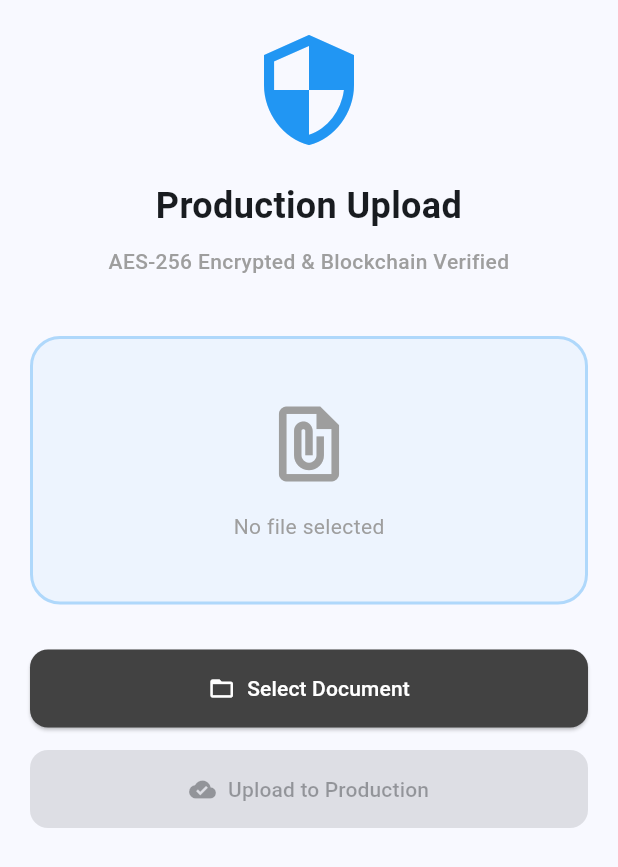
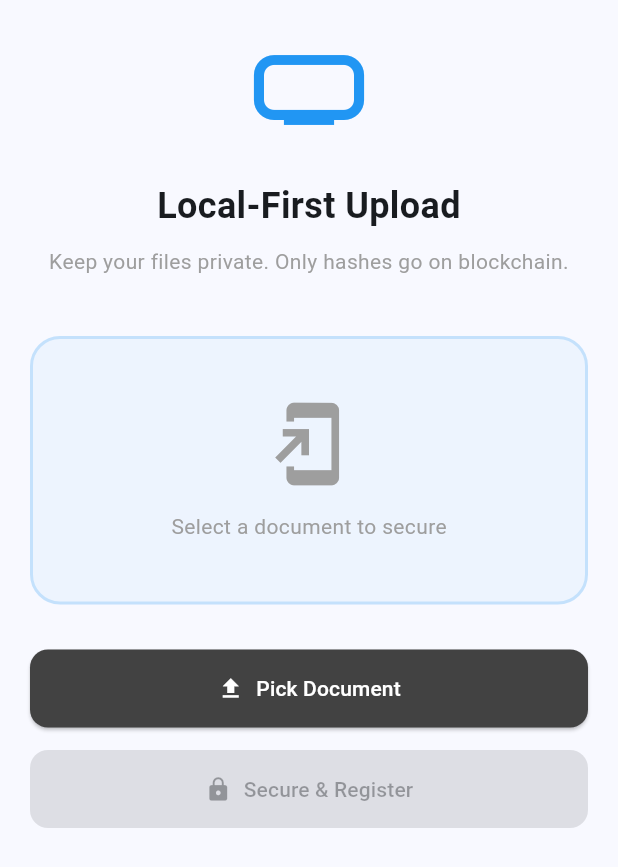
Before and after one commit to madaxe05/blockchain-document-verification, a Flutter app: the UploadDocumentPage widget shown alone on an empty page, opened directly, on a phone screen of 412 x 824 dp. Shown: the top 867 px of the screen. Run offline on Flutter 3.47's test engine with Material 3 defaults, Android fonts, the phone set to English and light mode, and no system bars; our stand-ins replace cloud_firestore, file_picker, firebase_auth, firebase_core, flutter_secure_storage, open_file and 1 more; missing offline and left inert: encrypt; accounts and stored records are empty; network calls fail.

Commit message:
feat: Replace Firebase Storage with local device storage for encrypted documents, updating document model and related pages.

```diff
--- a/flutter_app/lib/models/document.dart
+++ b/flutter_app/lib/models/document.dart
@@ -7,8 +7,7 @@ class Document {
   final String ownerEmail; // Owner email
   final DateTime uploadDate; // When document was uploaded
   final String originalHash; // SHA-256 hash of original document
-  final String encryptedDataHash; // SHA-256 hash of encrypted document
-  final String storageUrl; // URL of encrypted file in Firebase Storage
+  final String localPath; // Local path to the encrypted file
   final int blockNumber; // Blockchain block number
   final int fileSize; // File size in bytes
 
@@ -20,8 +19,7 @@ class Document {
     required this.ownerEmail,
     required this.uploadDate,
     required this.originalHash,
-    required this.encryptedDataHash,
-    required this.storageUrl,
+    required this.localPath,
     required this.blockNumber,
     required this.fileSize,
   });
--- a/flutter_app/lib/pages/upload_document_page.dart
+++ b/flutter_app/lib/pages/upload_document_page.dart
@@ -1,13 +1,11 @@
-// ignore_for_file: deprecated_member_use
-
 import 'package:flutter/material.dart';
 import 'package:file_picker/file_picker.dart';
 import '../utils/helpers.dart';
 import '../services/encryption_service.dart';
-import '../services/storage_service.dart';
+import '../services/local_storage_service.dart';
 import '../services/blockchain_service.dart';
 
-/// Upload Document Page - Production Realistic Flow
+/// Upload Document Page - Local-First Architecture
 class UploadDocumentPage extends StatefulWidget {
   const UploadDocumentPage({super.key});
 
@@ -20,7 +18,6 @@ class _UploadDocumentPageState extends State<UploadDocumentPage> {
   PlatformFile? _selectedFile;
   String _statusMessage = "";
 
-  /// Pick file from device
   Future<void> _pickFile() async {
     try {
       FilePickerResult? result = await FilePicker.platform.pickFiles(
@@ -37,9 +34,9 @@ class _UploadDocumentPageState extends State<UploadDocumentPage> {
       }
     } catch (e) {
       if (mounted) {
-        ScaffoldMessenger.of(
-          context,
-        ).showSnackBar(SnackBar(content: Text('Error picking file: $e')));
+        ScaffoldMessenger.of(context).showSnackBar(
+          SnackBar(content: Text('Error picking file: $e')),
+        );
       }
     }
   }
@@ -54,40 +51,34 @@ class _UploadDocumentPageState extends State<UploadDocumentPage> {
 
     setState(() {
       _isUploading = true;
-      _statusMessage = "Starting upload process...";
+      _statusMessage = "Starting local-first process...";
     });
 
     try {
       final originalBytes = _selectedFile!.bytes!;
 
-      // Step 1: Generate Original Hash
-      setState(() => _statusMessage = "Generating original hash...");
+      // Step 1: Generate Original Hash (Authenticity Fingerprint)
+      setState(() => _statusMessage = "Generating SHA-256 hash...");
       final originalHash = EncryptionService.generateHash(originalBytes);
 
-      // Step 2: Encrypt File
+      // Step 2: Encrypt File Locally (Privacy)
       setState(() => _statusMessage = "Encrypting file (AES-256)...");
       final encryptedBytes = await EncryptionService.encryptData(originalBytes);
 
-      // Step 3: Generate Encrypted Hash
-      final encryptedHash = EncryptionService.generateHash(encryptedBytes);
-
-      // Step 4: Upload to Firebase Storage
-      setState(
-        () => _statusMessage = "Uploading encrypted file to Firebase...",
-      );
-      final storageUrl = await StorageService.uploadEncryptedFile(
+      // Step 3: Save Encrypted File to Device
+      setState(() => _statusMessage = "Saving secured file to device...");
+      final localPath = await LocalStorageService.saveEncryptedFile(
         fileName: _selectedFile!.name,
         encryptedData: encryptedBytes,
       );
 
-      // Step 5: Store on Blockchain
-      setState(() => _statusMessage = "Storing metadata on blockchain...");
+      // Step 4: Secure Metadata on Blockchain
+      setState(() => _statusMessage = "Registering proof on blockchain...");
       final doc = await BlockchainService.storeDocument(
         fileName: _selectedFile!.name,
         fileType: _selectedFile!.extension ?? 'unknown',
         originalHash: originalHash,
-        encryptedHash: encryptedHash,
-        storageUrl: storageUrl,
+        localPath: localPath,
         fileSize: originalBytes.length,
       );
 
@@ -99,47 +90,44 @@ class _UploadDocumentPageState extends State<UploadDocumentPage> {
         _statusMessage = "";
       });
 
-      _showSuccessDialog(doc.id);
+      _showSuccessDialog(doc.id, localPath);
     } catch (e) {
       setState(() {
         _isUploading = false;
-        _statusMessage = "Error occurred: $e";
+        _statusMessage = "Error: $e";
       });
       if (mounted) {
-        ScaffoldMessenger.of(
-          context,
-        ).showSnackBar(SnackBar(content: Text('Upload error: $e')));
+        ScaffoldMessenger.of(context).showSnackBar(
+          SnackBar(content: Text('Error: $e')),
+        );
       }
     }
   }
 
-  void _showSuccessDialog(String docId) {
+  void _showSuccessDialog(String docId, String path) {
     showDialog(
       context: context,
       builder: (_) => AlertDialog(
-        title: const Text('Production Upload Successful'),
+        title: const Text('Secured Locally'),
         content: Column(
           mainAxisSize: MainAxisSize.min,
           crossAxisAlignment: CrossAxisAlignment.start,
           children: [
-            const Center(
-              child: Icon(Icons.verified, color: Colors.green, size: 60),
-            ),
+            const Center(child: Icon(Icons.privacy_tip, color: Colors.green, size: 60)),
             const SizedBox(height: 15),
-            const Text('✔ Document encrypted locally'),
-            const Text('✔ Uploaded to secure storage'),
+            const Text('✔ Encrypted on device'),
+            const Text('✔ Saved to local storage'),
             const Text('✔ Hash stored on blockchain'),
             const Divider(),
-            Text(
-              'Document ID: $docId',
-              style: const TextStyle(fontWeight: FontWeight.bold, fontSize: 12),
-            ),
+            Text('Document ID: $docId', style: const TextStyle(fontWeight: FontWeight.bold, fontSize: 11)),
+            const SizedBox(height: 5),
+            Text('Saved at: $path', style: const TextStyle(fontSize: 10, color: Colors.grey)),
           ],
         ),
         actions: [
           TextButton(
             onPressed: () => Navigator.pop(context),
-            child: const Text('Great!'),
+            child: const Text('Done'),
           ),
         ],
       ),
@@ -153,36 +141,29 @@ class _UploadDocumentPageState extends State<UploadDocumentPage> {
       child: Column(
         crossAxisAlignment: CrossAxisAlignment.stretch,
         children: [
-          const Icon(Icons.security, size: 80, color: Colors.blue),
+          const Icon(Icons.home_max, size: 80, color: Colors.blue),
           const SizedBox(height: 20),
           const Text(
-            'Production Upload',
+            'Local-First Upload',
             textAlign: TextAlign.center,
             style: TextStyle(fontSize: 24, fontWeight: FontWeight.bold),
           ),
           const SizedBox(height: 10),
           const Text(
-            'AES-256 Encrypted & Blockchain Verified',
+            'Keep your files private. Only hashes go on blockchain.',
             textAlign: TextAlign.center,
-            style: TextStyle(color: Colors.grey, fontWeight: FontWeight.w500),
+            style: TextStyle(color: Colors.grey),
           ),
           const SizedBox(height: 40),
 
-          if (_selectedFile != null)
-            _buildFilePreview()
-          else
-            _buildFilePlaceholder(),
+          if (_selectedFile != null) _buildFilePreview() else _buildFilePlaceholder(),
 
           if (_statusMessage.isNotEmpty) ...[
             const SizedBox(height: 20),
             Text(
               _statusMessage,
               textAlign: TextAlign.center,
-              style: TextStyle(
-                color: Colors.blue[700],
-                fontSize: 12,
-                fontStyle: FontStyle.italic,
-              ),
+              style: TextStyle(color: Colors.blue[700], fontSize: 11),
             ),
           ],
 
@@ -190,43 +171,28 @@ class _UploadDocumentPageState extends State<UploadDocumentPage> {
 
           ElevatedButton.icon(
             onPressed: _isUploading ? null : _pickFile,
-            icon: const Icon(Icons.folder_open),
-            label: const Text('Select Document'),
+            icon: const Icon(Icons.file_upload),
+            label: const Text('Pick Document'),
             style: ElevatedButton.styleFrom(
               padding: const EdgeInsets.all(16),
               backgroundColor: Colors.grey[800],
               foregroundColor: Colors.white,
-              shape: RoundedRectangleBorder(
-                borderRadius: BorderRadius.circular(12),
-              ),
+              shape: RoundedRectangleBorder(borderRadius: BorderRadius.circular(12)),
             ),
           ),
           const SizedBox(height: 15),
 
           ElevatedButton.icon(
-            onPressed: (_isUploading || _selectedFile == null)
-                ? null
-                : _processUpload,
+            onPressed: (_isUploading || _selectedFile == null) ? null : _processUpload,
             icon: _isUploading
-                ? const SizedBox(
-                    width: 20,
-                    height: 20,
-                    child: CircularProgressIndicator(
-                      strokeWidth: 2,
-                      color: Colors.white,
-                    ),
-                  )
-                : const Icon(Icons.cloud_done),
-            label: Text(
-              _isUploading ? 'Securing Document...' : 'Upload to Production',
-            ),
+                ? const SizedBox(width: 20, height: 20, child: CircularProgressIndicator(strokeWidth: 2, color: Colors.white))
+                : const Icon(Icons.lock),
+            label: Text(_isUploading ? 'Securing...' : 'Secure & Register'),
             style: ElevatedButton.styleFrom(
               padding: const EdgeInsets.all(16),
               backgroundColor: Colors.blue[700],
               foregroundColor: Colors.white,
-              shape: RoundedRectangleBorder(
-                borderRadius: BorderRadius.circular(12),
-              ),
+              shape: RoundedRectangleBorder(borderRadius: BorderRadius.circular(12)),
             ),
           ),
         ],
@@ -242,22 +208,11 @@ class _UploadDocumentPageState extends State<UploadDocumentPage> {
         padding: const EdgeInsets.all(20),
         child: Column(
           children: [
-            Icon(
-              Helpers.getFileIcon(_selectedFile!.extension ?? ''),
-              size: 60,
-              color: Colors.blue[700],
-            ),
+            Icon(Helpers.getFileIcon(_selectedFile!.extension ?? ''), size: 60, color: Colors.blue[700]),
             const SizedBox(height: 15),
-            Text(
-              _selectedFile!.name,
-              style: const TextStyle(fontWeight: FontWeight.bold),
-              textAlign: TextAlign.center,
-            ),
+            Text(_selectedFile!.name, style: const TextStyle(fontWeight: FontWeight.bold), textAlign: TextAlign.center),
             const SizedBox(height: 5),
-            Text(
-              Helpers.formatFileSize(_selectedFile!.size),
-              style: const TextStyle(color: Colors.grey),
-            ),
+            Text(Helpers.formatFileSize(_selectedFile!.size), style: const TextStyle(color: Colors.grey)),
           ],
         ),
       ),
@@ -269,18 +224,14 @@ class _UploadDocumentPageState extends State<UploadDocumentPage> {
       padding: const EdgeInsets.all(40),
       decoration: BoxDecoration(
         color: Colors.blue.withOpacity(0.05),
-        border: Border.all(
-          color: Colors.blue.withOpacity(0.3),
-          width: 2,
-          style: BorderStyle.solid,
-        ),
+        border: Border.all(color: Colors.blue.withOpacity(0.2), width: 2),
         borderRadius: BorderRadius.circular(20),
       ),
       child: const Column(
         children: [
-          Icon(Icons.file_present, size: 60, color: Colors.grey),
+          Icon(Icons.add_to_home_screen, size: 60, color: Colors.grey),
           SizedBox(height: 15),
-          Text('No file selected', style: TextStyle(color: Colors.grey)),
+          Text('Select a document to secure', style: TextStyle(color: Colors.grey)),
         ],
       ),
     );
--- a/flutter_app/lib/services/blockchain_service.dart
+++ b/flutter_app/lib/services/blockchain_service.dart
@@ -15,8 +15,7 @@ class BlockchainService {
     required String fileName,
     required String fileType,
     required String originalHash,
-    required String encryptedHash,
-    required String storageUrl,
+    required String localPath,
     required int fileSize,
   }) async {
     // --- REAL BLOCKCHAIN LOGIC (Template) ---
@@ -49,8 +48,7 @@ class BlockchainService {
       ownerEmail: AuthService.getCurrentUserEmail() ?? 'unknown@email.com',
       uploadDate: DateTime.now(),
       originalHash: originalHash,
-      encryptedDataHash: encryptedHash,
-      storageUrl: storageUrl,
+      localPath: localPath,
       blockNumber: 1, // Simulated
       fileSize: fileSize,
     );
@@ -64,8 +62,7 @@ class BlockchainService {
       'ownerEmail': document.ownerEmail,
       'uploadDate': document.uploadDate.toIso8601String(),
       'originalHash': document.originalHash,
-      'encryptedHash': document.encryptedDataHash,
-      'storageUrl': document.storageUrl,
+      'localPath': document.localPath,
       'blockNumber': document.blockNumber,
       'fileSize': document.fileSize,
     });
@@ -93,8 +90,7 @@ class BlockchainService {
       ownerEmail: data['ownerEmail'],
       uploadDate: DateTime.parse(data['uploadDate']),
       originalHash: data['originalHash'],
-      encryptedDataHash: data['encryptedHash'],
-      storageUrl: data['storageUrl'],
+      localPath: data['localPath'],
       blockNumber: data['blockNumber'],
       fileSize: data['fileSize'],
     );
@@ -126,8 +122,7 @@ class BlockchainService {
         ownerEmail: data['ownerEmail'],
         uploadDate: DateTime.parse(data['uploadDate']),
         originalHash: data['originalHash'],
-        encryptedDataHash: data['encryptedHash'],
-        storageUrl: data['storageUrl'],
+        localPath: data['localPath'],
         blockNumber: data['blockNumber'],
         fileSize: data['fileSize'],
       );
```
Also changed, not shown: flutter_app/lib/pages/dashboard_page.dart (+82 -71 lines), flutter_app/lib/pages/verify_document_page.dart (+98 -180 lines), flutter_app/lib/services/local_storage_service.dart (added, +37 -0 lines), flutter_app/lib/services/storage_service.dart (deleted, +0 -47 lines).
